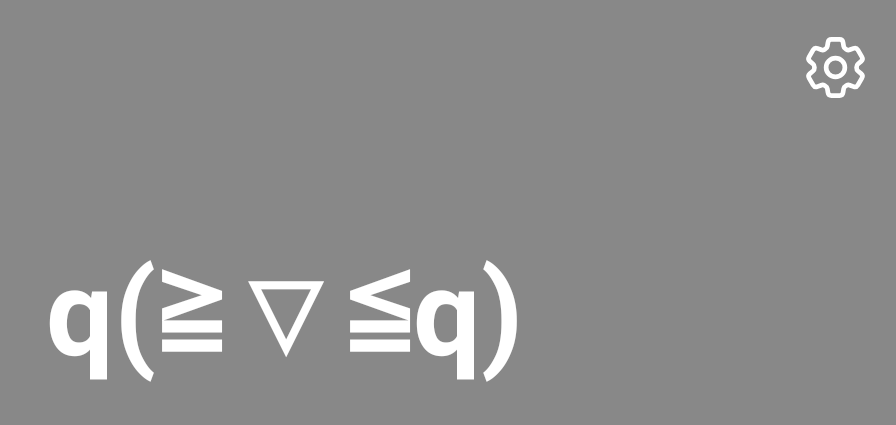
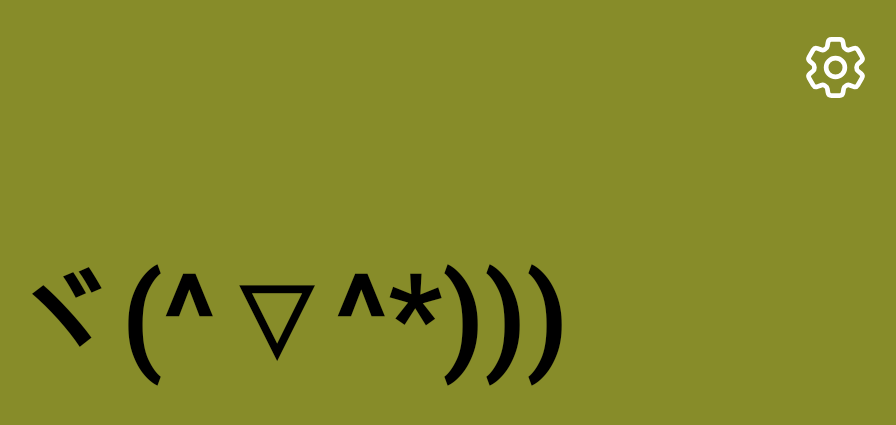
Before and after one commit to lswlc33/AS-Emoji-Clock, an Android app: the screen it shows after launch (MainActivity), on a phone screen of 824 x 412 dp (held sideways). Shown: the top 425 px of the screen, without its empty margins (333-1229 px from the left). Run offline under Robolectric (Android 15) with nearby library versions, the phone set to English and light mode, and no system bars.

Commit message:
添加了文字自动反色 添加了设置按钮长按隐藏和显示

```diff
--- a/app/src/main/java/testcom/ikun/myclock/MainActivity.java
+++ b/app/src/main/java/testcom/ikun/myclock/MainActivity.java
@@ -22,17 +22,10 @@ import java.util.regex.Matcher;
 import java.util.regex.Pattern;
 
 public class MainActivity extends AppCompatActivity {
-    static ArrayList<String> bg_colors = new ArrayList<String>();
     static ArrayList<String> emoji_text = new ArrayList<String>();
+
     static {
         // 预设颜色和表情
-        bg_colors.add("BLACK");
-        bg_colors.add("BLUE");
-        bg_colors.add("CYAN");
-        bg_colors.add("GRAY");
-        bg_colors.add("GREEN");
-        bg_colors.add("MAGENTA");
-        bg_colors.add("RED");
         emoji_text.add("ヾ(≧▽≦*)o");
         emoji_text.add("(●'◡'●))");
         emoji_text.add("q(≧▽≦q)");
@@ -42,28 +35,59 @@ public class MainActivity extends AppCompatActivity {
     }
 
 
+    public static boolean is_dark_color(String color) {
+        // Convert the hex color string to RGB values
+        int red = Integer.parseInt(color.substring(0, 2), 16);
+        int green = Integer.parseInt(color.substring(2, 4), 16);
+        int blue = Integer.parseInt(color.substring(4, 6), 16);
 
+        // Calculate the brightness using the formula (0.2126*R + 0.7152*G + 0.0722*B)
+        double brightness = 0.2126 * red + 0.7152 * green + 0.0722 * blue;
 
+        // If the brightness is greater than or equal to 128, classify the color as dark. Otherwise, classify it as light.
+        if (brightness >= 128) {
+            return true;
+        } else {
+            return false;
+        }
 
+    }
+
+    public static void auto_color(){
+        Random rand = new Random();
+        int num = rand.nextInt(0xffffff); // 生成一个24位二进制数
+        Setting.custom_bg_color = String.format("%06x", num);
+    }
     public void init_main() {
         // 设置背景颜色和文字
         FrameLayout background = (FrameLayout) findViewById(R.id.background);
         TextView text = (TextView) findViewById(R.id.textView);
 
         Random random = new Random();
-        int index = random.nextInt(bg_colors.size());
         int index2 = random.nextInt(emoji_text.size());
 
         text.setTextSize(Setting.emojitextsize);
 
         if (Setting.isallowbgcolorchange) {
-            background.setBackgroundColor(Color.parseColor(bg_colors.get(index)));
+            auto_color();
+            background.setBackgroundColor(Color.parseColor("#" + Setting.custom_bg_color));
+            if(is_dark_color(Setting.custom_bg_color)){
+                text.setTextColor(Color.parseColor("black"));
+            }else{
+                text.setTextColor(Color.parseColor("white"));
+            }
         }else {
             if(Setting.iscustombgcolor){
-                background.setBackgroundColor(Color.parseColor(Setting.custom_bg_color));
-            }else {
+                background.setBackgroundColor(Color.parseColor("#" + Setting.custom_bg_color));
+                if(is_dark_color(Setting.custom_bg_color)){
+                    text.setTextColor(Color.parseColor("black"));
+                }else{
+                    text.setTextColor(Color.parseColor("white"));
+                }
             }
         }
+
+
 
         if (Setting.isallowemojitextchange) {
             text.setText(emoji_text.get(index2));
@@ -72,6 +96,10 @@ public class MainActivity extends AppCompatActivity {
                 text.setText(Setting.customemojitext);
             }
         }
+
+
+
+
     }
 
 
@@ -88,6 +116,23 @@ public class MainActivity extends AppCompatActivity {
         ImageView image = (ImageView) findViewById(R.id.imageView2);
         text.setTextSize(Setting.emojitextsize);
         init_main();
+
+        image.setOnLongClickListener(new View.OnLongClickListener() {
+            @Override
+            public boolean onLongClick(View view) {
+                image.setVisibility(View.INVISIBLE);
+                return true;
+            }
+        });
+
+        FrameLayout frameLayout = (FrameLayout) findViewById(R.id.frame1);
+        frameLayout.setOnLongClickListener(new View.OnLongClickListener() {
+            @Override
+            public boolean onLongClick(View view) {
+                image.setVisibility(View.VISIBLE);
+                return false;
+            }
+        });
 
         image.setOnClickListener(new View.OnClickListener() {
             @Override
--- a/app/src/main/java/testcom/ikun/myclock/Setting.java
+++ b/app/src/main/java/testcom/ikun/myclock/Setting.java
@@ -29,7 +29,7 @@ public class Setting extends AppCompatActivity {
 
     public static String customemojitext = "";
 
-    public static String custom_bg_color = "#000000";
+    public static String custom_bg_color = "000000";
     public void init_setting(boolean a,boolean b, boolean c, boolean d){
         @SuppressLint("UseSwitchCompatOrMaterialCode") Switch switch1 = (Switch) findViewById(R.id.switch1);
         @SuppressLint("UseSwitchCompatOrMaterialCode") Switch switch2 = (Switch) findViewById(R.id.switch2);
@@ -87,6 +87,7 @@ public class Setting extends AppCompatActivity {
         EditText editText2 = (EditText) findViewById(R.id.editTextTextPersonName2);
         SeekBar seekBar1 = (SeekBar) findViewById(R.id.seekBar);
 
+
         editText1.addTextChangedListener(new TextWatcher() {
             @Override
             public void beforeTextChanged(CharSequence charSequence, int i, int i1, int i2) {
@@ -101,7 +102,7 @@ public class Setting extends AppCompatActivity {
             @Override
             public void afterTextChanged(Editable editable) {
                 if(iscustombgcolor) {
-                    Pattern pattern = Pattern.compile("^#?([a-fA-F0-9]{6}|[a-fA-F0-9]{8})$");
+                    Pattern pattern = Pattern.compile("^([a-fA-F0-9]{6}|[a-fA-F0-9]{8})$");
                     Matcher matcher = pattern.matcher(editText1.getText());
                     if (matcher.matches()) {
                         switch2.setText("自定义背景颜色     😋️️输入的颜色符合规范！");
--- a/app/src/main/res/layout/activity_main.xml
+++ b/app/src/main/res/layout/activity_main.xml
@@ -29,6 +29,12 @@
             android:textSize="50sp"
             android:textStyle="bold" />
 
+        <FrameLayout
+            android:id="@+id/frame1"
+            android:layout_width="wrap_content"
+            android:layout_height="wrap_content"
+            android:layout_gravity="right|top">
+
             <ImageView
                 android:id="@+id/imageView2"
                 android:layout_width="wrap_content"
@@ -37,6 +43,7 @@
                 android:contentDescription="TODO"
                 android:padding="20dp"
                 app:srcCompat="@drawable/cog6tooth" />
+        </FrameLayout>
 
     </FrameLayout>
 
```
Lines whose indentation alone changed are shown as unchanged.
